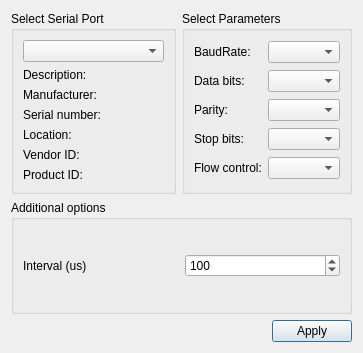
First picture: the form in src/qt/settingsdialog.ui, repository dgatf/Oscilloscope, before the edit.
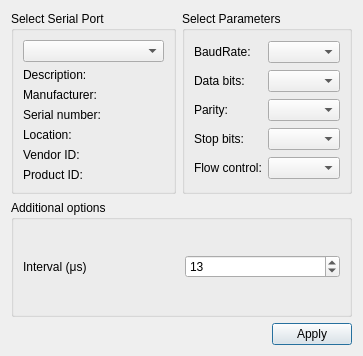
Second picture: the form after the edit.

What changed in the file:
```diff
--- a/src/qt/settingsdialog.ui
+++ b/src/qt/settingsdialog.ui
@@ -7,7 +7,7 @@
     <x>0</x>
     <y>0</y>
     <width>363</width>
-    <height>353</height>
+    <height>356</height>
    </rect>
   </property>
   <property name="windowTitle">
@@ -160,7 +160,7 @@
       <item>
        <widget class="QLabel" name="label">
         <property name="text">
-         <string>Interval (us)</string>
+         <string>Interval (μs)</string>
         </property>
        </widget>
       </item>
@@ -170,7 +170,7 @@
          <number>1000</number>
         </property>
         <property name="value">
-         <number>100</number>
+         <number>13</number>
         </property>
        </widget>
       </item>
```
